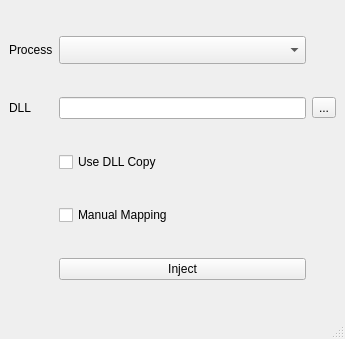
Above: src/portforwarder/mainwindow.ui from powware/dynamic-loader before the change. Below: the same form after it.
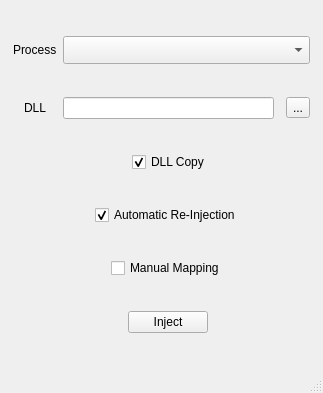
That is the form after the change. Custom widgets are drawn as their Qt base class.

Commit message: implement dll copy option

What changed in the file:
```diff
--- a/src/portforwarder/mainwindow.ui
+++ b/src/portforwarder/mainwindow.ui
@@ -6,8 +6,8 @@
    <rect>
     <x>0</x>
     <y>0</y>
-    <width>338</width>
-    <height>339</height>
+    <width>323</width>
+    <height>393</height>
    </rect>
   </property>
   <property name="focusPolicy">
@@ -18,14 +18,30 @@
   </property>
   <widget class="QWidget" name="centralwidget">
    <layout class="QGridLayout" name="gridLayout">
-    <item row="0" column="0">
-     <widget class="QLabel" name="label_2">
+    <item row="6" column="2" alignment="Qt::AlignmentFlag::AlignHCenter">
+     <widget class="QPushButton" name="inject_button">
+      <property name="sizePolicy">
+       <sizepolicy hsizetype="Minimum" vsizetype="Fixed">
+        <horstretch>0</horstretch>
+        <verstretch>0</verstretch>
+       </sizepolicy>
+      </property>
       <property name="text">
-       <string>Process</string>
+       <string>Inject</string>
       </property>
      </widget>
     </item>
-    <item row="0" column="1">
+    <item row="3" column="2" alignment="Qt::AlignmentFlag::AlignHCenter">
+     <widget class="QCheckBox" name="automatic_reinjection">
+      <property name="text">
+       <string>Automatic Re-Injection</string>
+      </property>
+      <property name="checked">
+       <bool>true</bool>
+      </property>
+     </widget>
+    </item>
+    <item row="0" column="2" colspan="3">
      <widget class="ProcessSelector" name="process_selector">
       <property name="sizePolicy">
        <sizepolicy hsizetype="Preferred" vsizetype="Fixed">
@@ -41,14 +57,54 @@
       </property>
      </widget>
     </item>
-    <item row="1" column="0">
+    <item row="1" column="1" alignment="Qt::AlignmentFlag::AlignHCenter">
      <widget class="QLabel" name="label">
       <property name="text">
        <string>DLL</string>
       </property>
      </widget>
     </item>
+    <item row="4" column="2" alignment="Qt::AlignmentFlag::AlignHCenter">
+     <widget class="QCheckBox" name="checkBox_2">
+      <property name="text">
+       <string>Manual Mapping</string>
+      </property>
+     </widget>
+    </item>
     <item row="1" column="2">
+     <widget class="QLineEdit" name="file_selector"/>
+    </item>
+    <item row="2" column="2" colspan="2" alignment="Qt::AlignmentFlag::AlignHCenter">
+     <widget class="QCheckBox" name="dll_copy">
+      <property name="text">
+       <string>DLL Copy</string>
+      </property>
+      <property name="checked">
+       <bool>true</bool>
+      </property>
+     </widget>
+    </item>
+    <item row="0" column="0">
+     <spacer name="horizontalSpacer">
+      <property name="orientation">
+       <enum>Qt::Orientation::Horizontal</enum>
+      </property>
+      <property name="sizeHint" stdset="0">
+       <size>
+        <width>40</width>
+        <height>20</height>
+       </size>
+      </property>
+     </spacer>
+    </item>
+    <item row="0" column="1" alignment="Qt::AlignmentFlag::AlignHCenter">
+     <widget class="QLabel" name="label_2">
+      <property name="text">
+       <string>Process</string>
+      </property>
+     </widget>
+    </item>
+    <item row="1" column="4">
      <widget class="QToolButton" name="file_browser">
       <property name="toolTip">
        <string/>
@@ -58,29 +114,18 @@
       </property>
      </widget>
     </item>
-    <item row="2" column="1">
-     <widget class="QCheckBox" name="checkBox">
-      <property name="text">
-       <string>Use DLL Copy</string>
+    <item row="0" column="5">
+     <spacer name="horizontalSpacer_2">
+      <property name="orientation">
+       <enum>Qt::Orientation::Horizontal</enum>
       </property>
-     </widget>
-    </item>
-    <item row="3" column="1">
-     <widget class="QCheckBox" name="checkBox_2">
-      <property name="text">
-       <string>Manual Mapping</string>
+      <property name="sizeHint" stdset="0">
+       <size>
+        <width>40</width>
+        <height>20</height>
+       </size>
       </property>
-     </widget>
-    </item>
-    <item row="4" column="1">
-     <widget class="QPushButton" name="inject_button">
-      <property name="text">
-       <string>Inject</string>
-      </property>
-     </widget>
-    </item>
-    <item row="1" column="1">
-     <widget class="QLineEdit" name="file_selector"/>
+     </spacer>
     </item>
    </layout>
   </widget>
```
Left out of the diff: 2 changed lines with no effect on the pictures. The commit also changes 2 other files.
